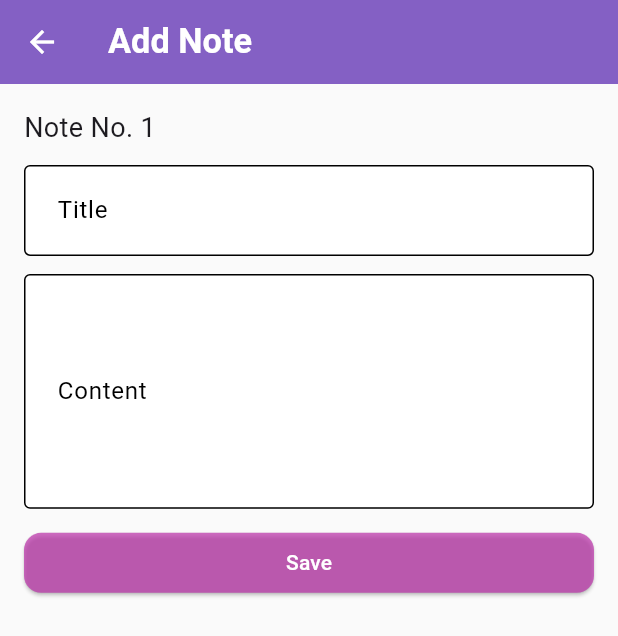
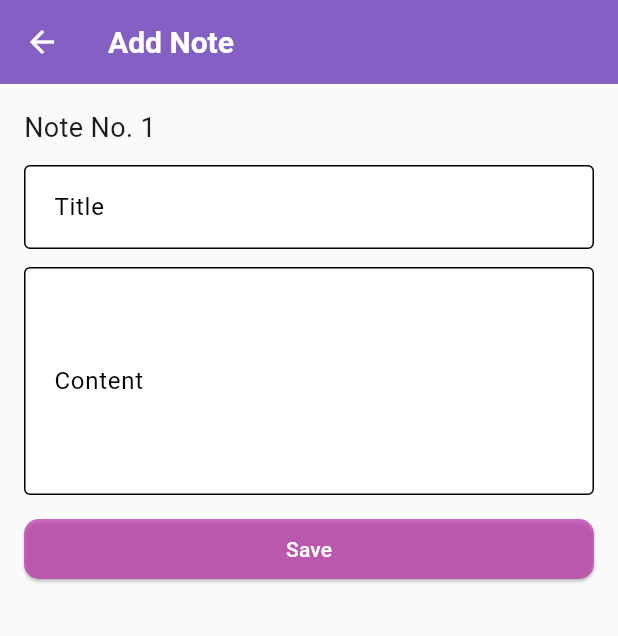
Before and after one commit to SUMITKRROY/zybra_task, a Flutter app: the screen it shows after launch, after a tap on the "add" icon, on a phone screen of 412 x 824 dp. Shown: the top 636 px of the screen. Run offline on Flutter 3.47's test engine with Material 3 defaults, Android fonts, the phone set to English and light mode, and no system bars; our stand-ins replace bloc, flutter_bloc, flutter_screenutil, sqflite; accounts and stored records are empty.

Commit message:
first commot

```diff
--- a/lib/provider/repository.dart
+++ /dev/null
@@ -1,14 +0,0 @@
-// Repository (Dummy data handling for now)
-import 'package:zybra_task/modal/user_modal.dart';
-
-class UserRepository {
-  final List<UserModel> _users = [];
-
-  Future<List<UserModel>> getUsers() async {
-    return _users;
-  }
-
-  Future<void> addUser(UserModel user) async {
-    _users.add(user);
-  }
-}
--- a/lib/utils/theamdata.dart
+++ b/lib/utils/theamdata.dart
@@ -1,20 +1,18 @@
 import 'package:flutter/material.dart';
 import 'package:flutter_screenutil/flutter_screenutil.dart';
-
-
 
 ThemeData darkMode = ThemeData(
   brightness: Brightness.dark,
   useMaterial3: true,
-  primaryColor: const Color(0xFF2196F3),
-  scaffoldBackgroundColor: const Color(0xFF121212),
+  primaryColor: const Color(0xFF2196F3), // Neon Blue for primary theme
+  scaffoldBackgroundColor: const Color(0xFF121212), // Dark Gray background
 
   elevatedButtonTheme: ElevatedButtonThemeData(
     style: ElevatedButton.styleFrom(
-      backgroundColor: const Color(0xffBC30AA).withOpacity(0.7),
-      foregroundColor: Colors.white,
+      backgroundColor: const Color(0xffBC30AA).withOpacity(0.7), // Bright Blue
+      foregroundColor: Colors.white, // White text on buttons
       shape: RoundedRectangleBorder(
-        borderRadius: BorderRadius.circular(10.r), // Responsive radius
+        borderRadius: BorderRadius.circular(10), // Rounded corners for buttons
       ),
     ),
   ),
@@ -23,93 +21,95 @@ ThemeData darkMode = ThemeData(
     iconTheme: const IconThemeData(color: Colors.white),
     elevation: 0,
     backgroundColor: Colors.deepPurple.withOpacity(0.8),
-    surfaceTintColor: const Color(0xFF2196F3),
-    titleTextStyle: TextStyle(
-      color: Colors.white,
-      fontSize: 20.sp, // Responsive font size
-      fontWeight: FontWeight.bold,
+    surfaceTintColor: const Color(0xFF2196F3), // Bright Blue tint
+    titleTextStyle: const TextStyle(
+      color: Colors.white, // White text for AppBar title
+      fontSize: 20, // Larger font size for title
+      fontWeight: FontWeight.bold, // Bold AppBar title
     ),
   ),
 
   buttonTheme: const ButtonThemeData(
-    textTheme: ButtonTextTheme.primary,
+    textTheme: ButtonTextTheme.primary, // Consistent button text styling
   ),
 
-  textTheme: TextTheme(
+  textTheme: const TextTheme(
     titleLarge: TextStyle(
-      fontSize: 22.sp, // Responsive title size
-      color: Colors.white,
-      fontWeight: FontWeight.bold,
+      fontSize: 22, // Larger font for titles
+      color: Colors.white, // White text for readability
+      fontWeight: FontWeight.bold, // Bold titles
     ),
     bodySmall: TextStyle(
-      fontSize: 14.sp, // Responsive body text
-      color: const Color(0xFFBDBDBD),
+      fontSize: 14, // Smaller font for secondary text
+      color: Color(0xFFBDBDBD), // Light Gray for secondary text
     ),
   ),
 
   inputDecorationTheme: InputDecorationTheme(
-    enabledBorder: OutlineInputBorder(
-      borderSide: BorderSide(color: Colors.white),
+
+    enabledBorder: const OutlineInputBorder(
+      borderSide: BorderSide(color: Colors.white), // Black border
     ),
-    focusedBorder: OutlineInputBorder(
-      borderSide: BorderSide(color: Colors.grey),
+    focusedBorder: const OutlineInputBorder(
+      borderSide: BorderSide(color: Colors.grey), // Gray border on focus
     ),
-    contentPadding: EdgeInsets.all(16.w), // Responsive padding
-    border: OutlineInputBorder(
-      borderRadius: BorderRadius.all(Radius.circular(10.r)), // Responsive border
+    contentPadding: const EdgeInsets.all(16), // Padding for input fields
+    border: const OutlineInputBorder(
+      borderRadius: BorderRadius.all(Radius.circular(10)), // Rounded borders
     ),
-    labelStyle: TextStyle(color: Colors.white, fontSize: 14.sp),
+    labelStyle: const TextStyle(color: Colors.white),
     fillColor: Colors.black,
-    filled: true,
+    filled: true, // Enables background color for inputs
   ),
-
-  floatingActionButtonTheme: FloatingActionButtonThemeData(
-    backgroundColor: const Color(0xffBC30AA),
-    foregroundColor: Colors.white,
+  floatingActionButtonTheme:   FloatingActionButtonThemeData(
+    backgroundColor: Color(0xffBC30AA), // Default FAB color
+    foregroundColor: Colors.white, // Icon color
   ),
 );
 
 ThemeData lightMode = ThemeData(
   brightness: Brightness.light,
   useMaterial3: true,
-  primaryColor: const Color(0xFF2196F3),
-  scaffoldBackgroundColor: const Color(0xFFFAFAFA),
+  primaryColor: const Color(0xFF2196F3), // Bright Blue for primary theme
+  scaffoldBackgroundColor:
+      const Color(0xFFFAFAFA), // Light Beige for background
 
   elevatedButtonTheme: ElevatedButtonThemeData(
     style: ElevatedButton.styleFrom(
-      backgroundColor: const Color(0xffBC30AA).withOpacity(0.7),
-      foregroundColor: Colors.white,
+      backgroundColor: const Color(0xffBC30AA).withValues(alpha: 0.7),
+      foregroundColor: Colors.white, // White text on buttons
       shape: RoundedRectangleBorder(
-        borderRadius: BorderRadius.circular(10.r),
+        borderRadius: BorderRadius.circular(10), // Rounded corners for buttons
       ),
     ),
+
   ),
 
   appBarTheme: AppBarTheme(
     iconTheme: const IconThemeData(color: Colors.white),
     elevation: 0,
     backgroundColor: Colors.deepPurple.withOpacity(0.8),
-    surfaceTintColor: const Color(0xFF2196F3),
-    titleTextStyle: TextStyle(
-      color: Colors.white,
-      fontSize: 20.sp,
-      fontWeight: FontWeight.bold,
+    surfaceTintColor: const Color(0xFF2196F3), // Bright Blue tint
+    titleTextStyle: const TextStyle(
+      color: Colors.white, // Black text for AppBar title
+      fontSize: 20, // Larger font size for title
+      fontWeight: FontWeight.bold, // Bold AppBar title
     ),
   ),
 
   buttonTheme: const ButtonThemeData(
-    textTheme: ButtonTextTheme.primary,
+    textTheme: ButtonTextTheme.primary, // Consistent button text styling
   ),
 
-  textTheme: TextTheme(
+  textTheme: const TextTheme(
     titleLarge: TextStyle(
-      fontSize: 22.sp,
-      color: Colors.black,
-      fontWeight: FontWeight.bold,
+      fontSize: 22, // Larger font for titles
+      color: Colors.black, // Black text for readability
+      fontWeight: FontWeight.bold, // Bold titles
     ),
     bodySmall: TextStyle(
-      fontSize: 14.sp,
-      color: const Color(0xFF757575),
+      fontSize: 14, // Smaller font for less emphasis
+      color: Color(0xFF757575), // Light Gray for secondary text
     ),
   ),
 
@@ -120,17 +120,15 @@ ThemeData lightMode = ThemeData(
     focusedBorder: OutlineInputBorder(
       borderSide: BorderSide(color: Colors.grey),
     ),
-    contentPadding: EdgeInsets.all(16.w),
-    border: OutlineInputBorder(
-      borderRadius: BorderRadius.all(Radius.circular(10.r)),
-    ),
-    labelStyle: TextStyle(color: Colors.black, fontSize: 14.sp),
-    fillColor: Colors.white,
-    filled: true,
+    contentPadding: const EdgeInsets.all(16), // Padding for input fields
+    border: const OutlineInputBorder(
+        borderRadius: BorderRadius.all(Radius.circular(10))),
+    labelStyle: const TextStyle(color: Colors.black), // Label text color
+    fillColor: Colors.white, // White background
+    filled: true, // Enables background color for inputs
   ),
-
-  floatingActionButtonTheme: FloatingActionButtonThemeData(
-    backgroundColor: const Color(0xffBC30AA),
-    foregroundColor: Colors.white,
+  floatingActionButtonTheme:   FloatingActionButtonThemeData(
+    backgroundColor: Color(0xffBC30AA), // Default FAB color
+    foregroundColor: Colors.white, // Icon color
   ),
 );
```
